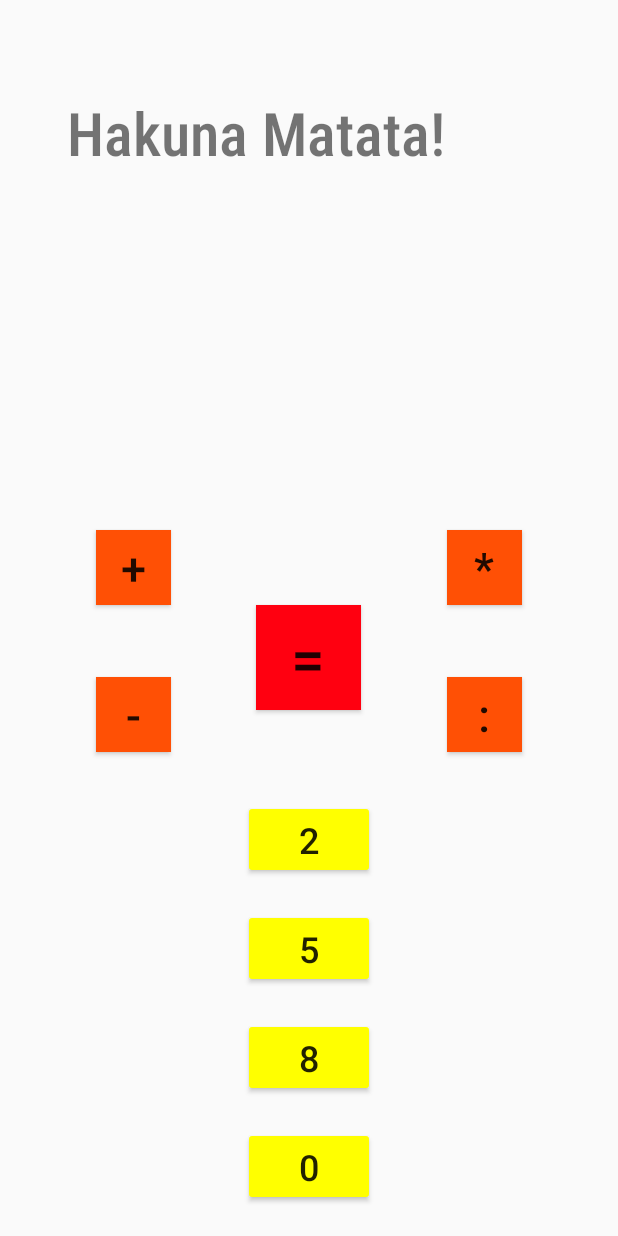
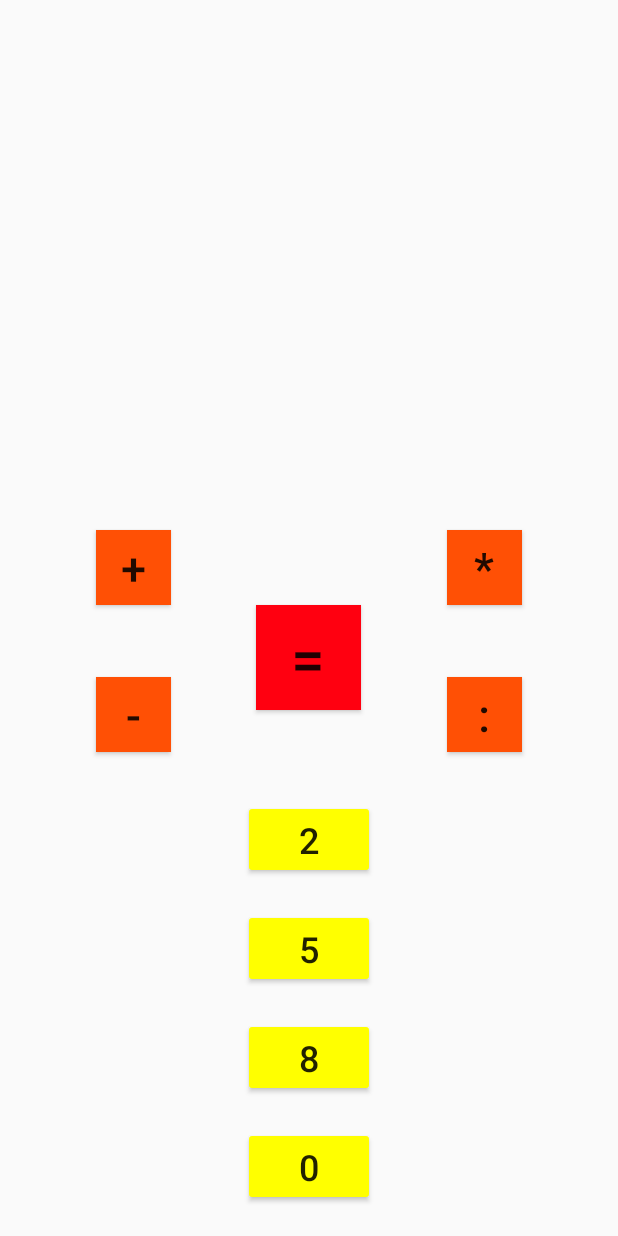
Before and after one commit to Koczabamba/FlyingBaththub, an Android app: the screen it shows after launch (MainActivity), on a phone screen of 412 x 824 dp. Run offline under Robolectric (Android 15) with nearby library versions, the phone set to English and light mode, and no system bars.

Commit message:
Add files via upload

```diff
--- a/app/src/main/java/com/example/flyingbathtub/MainActivity.java
+++ b/app/src/main/java/com/example/flyingbathtub/MainActivity.java
@@ -153,8 +153,7 @@ public class MainActivity extends AppCompatActivity {
         Przecinek.setOnClickListener(new View.OnClickListener(){
             @Override
             public void onClick(View v){
-//            if(((TextView)findViewById(R.id.calcScreen)).getText())
-               if(((TextView)findViewById(R.id.calcScreen)).getText()!="") {
+                if(((TextView)findViewById(R.id.calcScreen)).getText()!="") {
                    String  sprawdz= (String) ((TextView)findViewById(R.id.calcScreen)).getText();
                    if(sprawdz.contains(".")==false) {
                        wyslij_liczbe(".");
--- a/app/src/main/res/layout/activity_main.xml
+++ b/app/src/main/res/layout/activity_main.xml
@@ -16,7 +16,7 @@
         android:backgroundTint="@color/colorAccent"
         android:clickable="true"
         android:fontFamily="sans-serif-condensed-medium"
-        android:text="Hakuna Matata!"
+        android:text=""
         android:textSize="40sp"
         app:layout_constraintEnd_toEndOf="parent"
         app:layout_constraintHorizontal_bias="0.59"
```
